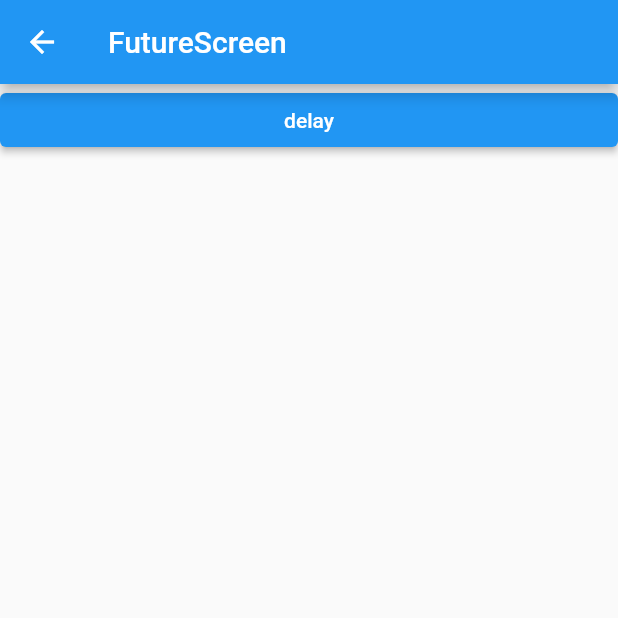
After one commit to CandleCutter/flutter_lecture_01, a Flutter app: the FutureScreen screen opened directly, after a tap on "delay", on a phone screen of 412 x 824 dp, the top half of it. The commit adds this screen. Run offline on Flutter 3.47's test engine with Material 2 defaults, Android fonts, the phone set to English and light mode, and no system bars; our stand-ins replace dio.

Commit message:
news update

```diff
--- /dev/null
+++ b/lib/ch7/03.future_screen.dart
@@ -0,0 +1,46 @@
+import 'package:flutter/material.dart';
+
+class FutureScreen extends StatefulWidget {
+  const FutureScreen({super.key});
+
+  @override
+  State<FutureScreen> createState() => _FutureScreenState();
+}
+
+class _FutureScreenState extends State<FutureScreen> {
+  @override
+  Widget build(BuildContext context) {
+    return Scaffold(
+      appBar: AppBar(
+        title: Text("FutureScreen"),
+      ),
+      body: Column(
+        crossAxisAlignment: CrossAxisAlignment.stretch,
+        children: [
+          ElevatedButton(
+              onPressed: () async {
+                print("함수 호출 전");
+                String result = await futureBasic();
+                print("result : $result");
+                print("함수 호출 후");
+              },
+              child: Text("delay")),
+        ],
+      ),
+    );
+  }
+
+  ///async 역할 : await 키워드 사용 가능해가 해줌
+  ///
+  Future<String> futureBasic() async {
+    print("시작 전");
+    await Future.delayed(
+      Duration(seconds: 1),
+      () {
+        print("1초 이후");
+      },
+    );
+    print("끝");
+    return "futureBasic 종료";
+  }
+}
--- a/lib/home_screen.dart
+++ b/lib/home_screen.dart
@@ -19,6 +19,7 @@ import 'ch5/04.ui_exam_screen.dart';
 import 'ch6/01.route_screen.dart';
 import 'ch6/07.dialog_screen.dart';
 import 'ch6/todo/08.todo_screen.dart';
+import 'ch7/03.future_screen.dart';
 import 'ch7/news/01.news_screen.dart';
 import 'ch7/news/02.json_screen.dart';
 
@@ -68,6 +69,7 @@ class _HomeScreenState extends State<HomeScreen> {
             button(page: TodoScreen(), name: "TodoScreen"),
             button(page: NewsScreen(), name: "NewsScreen"),
             button(page: JsonScreen(), name: "JsonScreen"),
+            button(page: FutureScreen(), name: "FutureScreen"),
             ElevatedButton(
                 onPressed: () {
                   Navigator.pushNamed(context, "/first");
--- a/pubspec.yaml
+++ b/pubspec.yaml
@@ -13,6 +13,7 @@ dependencies:
 
 
   cupertino_icons: ^1.0.2
+  dio: ^5.3.0
 
 dev_dependencies:
   flutter_test:
```
Also changed, not shown: lib/ch7/news/01.news_screen.dart (+158 -0 lines), lib/ch7/news/05.news_detail_screen.dart (added, +57 -0 lines), lib/ch7/news/news_model.dart (+23 -0 lines), pubspec.lock, 1 other file.
